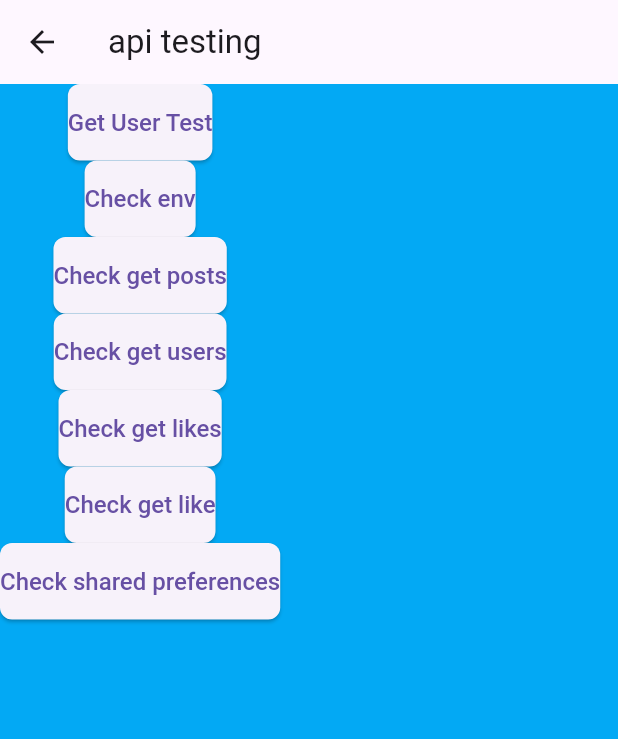
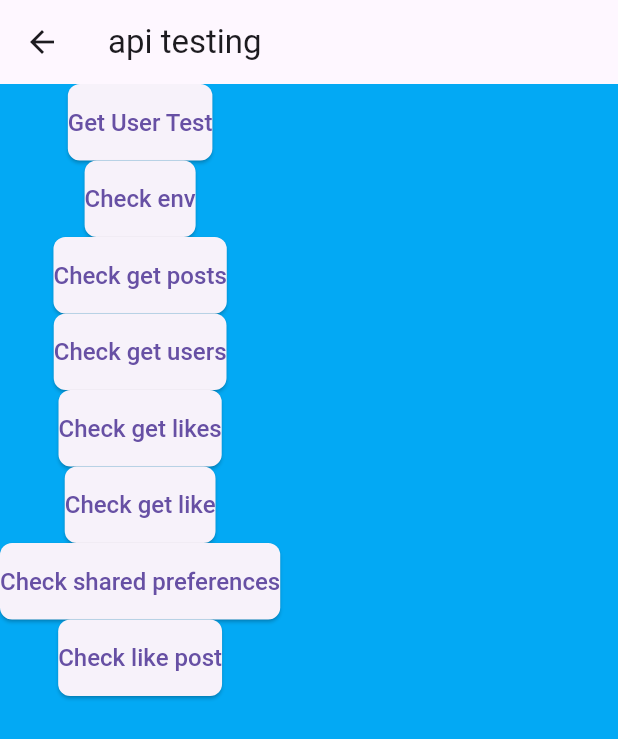
Before and after one commit to mdhvsk/Umee-news, a Flutter app: the ApiScreen screen opened directly, on a phone screen of 412 x 824 dp. Shown: the top 739 px of the screen. Run offline on Flutter 3.47's test engine with Material 3 defaults, Android fonts, the phone set to English and light mode, and no system bars; our stand-ins replace flutter_dotenv, image_picker, shared_preferences, supabase_flutter; accounts and stored records are empty.

```diff
--- a/app/lib/core/models/like.dart
+++ b/app/lib/core/models/like.dart
@@ -1,24 +1,24 @@
 
 class LikeModel{
   final int id;
-  final int user_id;
-  final int post_id;
+  final int userId;
+  final int postId;
 
-  LikeModel({required this.id, required this.user_id, required this.post_id});
+  LikeModel({required this.id, required this.userId, required this.postId});
 
   factory LikeModel.fromJson(Map<String, dynamic> json) {
     return LikeModel(
       id: json['id'],
-      user_id: json['user_id'],
-      post_id: json['post_id'],
+      userId: json['user_id'],
+      postId: json['post_id'],
     );
   }
 
   Map<String, dynamic> toJson() {
     return {
       'id': id,
-      'user_id': user_id,
-      'post_id': post_id,
+      'user_id': userId,
+      'post_id': postId,
     };
   }
 
--- a/app/lib/ui/screens/api_screen.dart
+++ b/app/lib/ui/screens/api_screen.dart
@@ -120,9 +120,26 @@ class _ApiScreenState extends State<ApiScreen> {
                 final prefs = await SharedPreferences.getInstance();
                 String? first_name = prefs.getString('first_name');
                 debugPrint(first_name);
-
               },
               child: const Text('Check shared preferences'),
+              style: ElevatedButton.styleFrom(
+                iconColor: Colors.blue,
+                padding: const EdgeInsets.symmetric(vertical: 16),
+                textStyle:
+                    const TextStyle(fontSize: 16, fontWeight: FontWeight.w500),
+                shape: RoundedRectangleBorder(
+                  borderRadius: BorderRadius.circular(8),
+                ),
+              ),
+            ),
+            ElevatedButton(
+              onPressed: () async {
+                final prefs = await SharedPreferences.getInstance();
+                int? userId = prefs.getInt('user_id');
+                if(userId == null) return;
+                likeService.insertLike(4, userId);
+              },
+              child: const Text('Check like post'),
               style: ElevatedButton.styleFrom(
                 iconColor: Colors.blue,
                 padding: const EdgeInsets.symmetric(vertical: 16),
```
Also changed, not shown: app/lib/core/services/like_service.dart (+23 -4 lines), app/lib/core/services/post_service.dart (+33 -1 lines), app/lib/ui/screens/story_form_screen.dart (+42 -12 lines).
